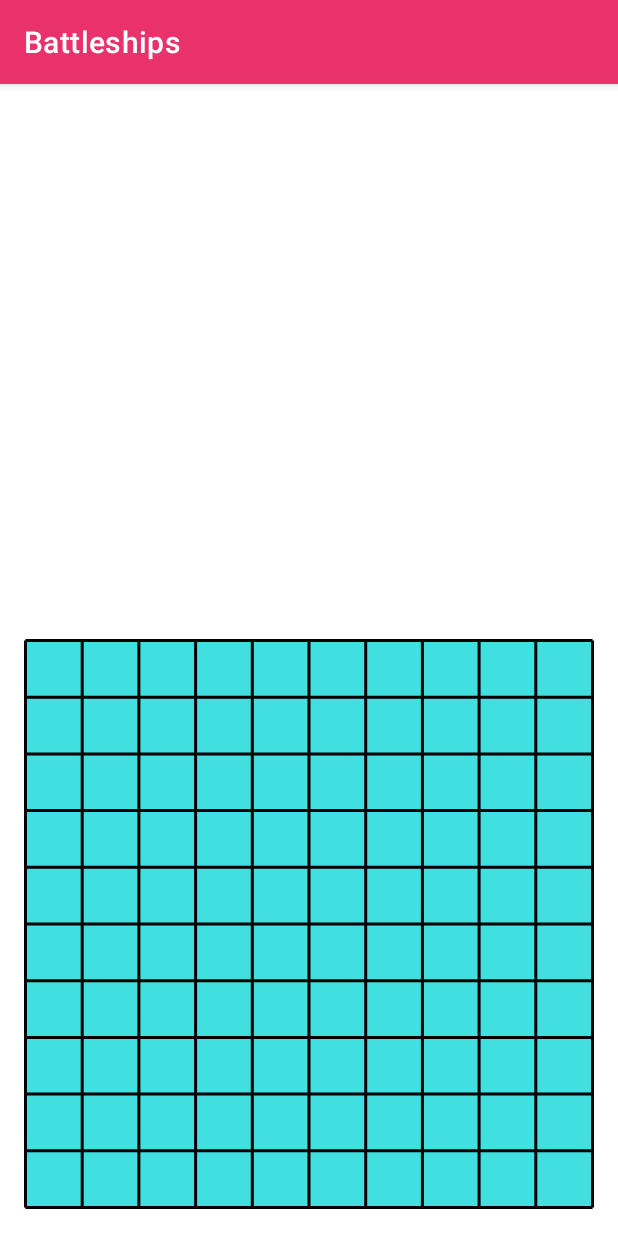
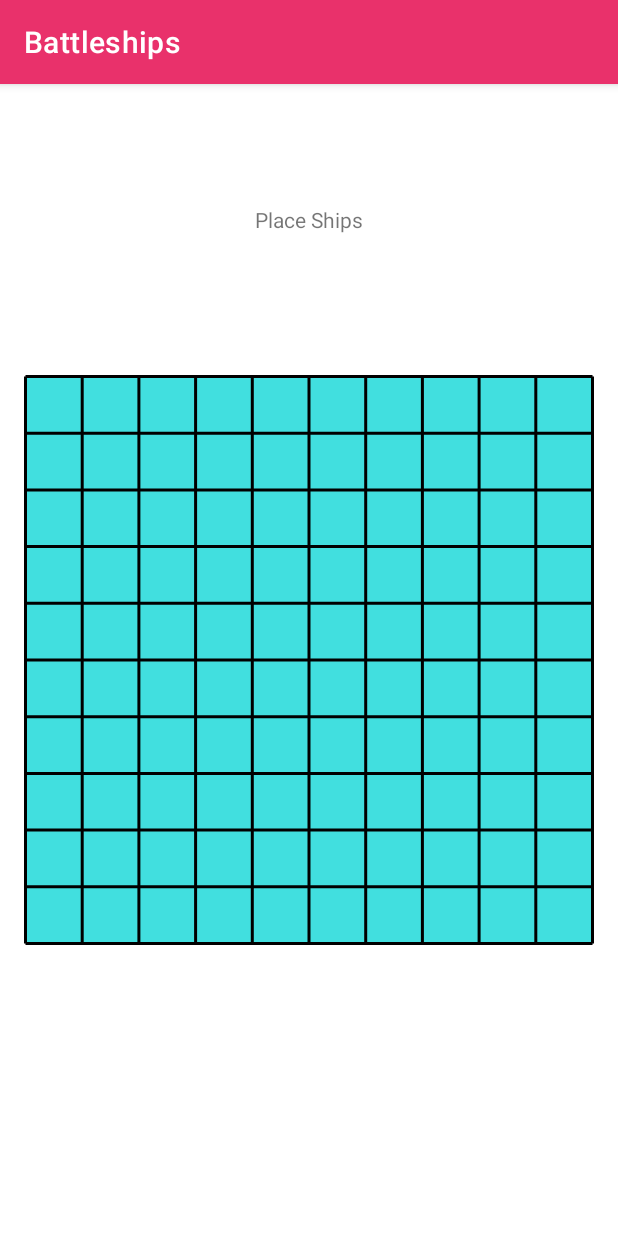
Before and after one commit to CainBurt/AP_Assignment, an Android app: the screen it shows after launch (MainActivity), on a phone screen of 412 x 824 dp. Run offline under Robolectric (Android 15) with nearby library versions, the phone set to English and light mode, and no system bars.

Commit message:
ship placement is partly working

```diff
--- a/app/src/main/java/uk/ac/bournemouth/ap/battleships/GridView.kt
+++ b/app/src/main/java/uk/ac/bournemouth/ap/battleships/GridView.kt
@@ -117,7 +117,6 @@ class GridView : GridViewBase {
     override fun onDraw(canvas: Canvas) {
         drawGrid(canvas)
 
-
         // TODO: consider storing these as member variables to reduce
         // allocations per draw cycle.
         val paddingLeft = paddingLeft
@@ -142,6 +141,7 @@ class GridView : GridViewBase {
                     paddingLeft + contentWidth, paddingTop + contentHeight)
             it.draw(canvas)
         }
+
     }
 
 
--- a/app/src/main/java/uk/ac/bournemouth/ap/battleships/GridViewBase.kt
+++ b/app/src/main/java/uk/ac/bournemouth/ap/battleships/GridViewBase.kt
@@ -32,9 +32,9 @@ abstract class GridViewBase : View {
     abstract val colCount: Int
     abstract val rowCount: Int
 
-    private var cellWidth = 0f
-    private var offsetLeft = 0f
-    private var offsetTop = 0f
+    var cellWidth = 0f
+    var offsetLeft = 0f
+    var offsetTop = 0f
 
 
     //paints
--- /dev/null
+++ b/app/src/main/java/uk/ac/bournemouth/ap/battleships/PlaceShipView.kt
@@ -0,0 +1,119 @@
+package uk.ac.bournemouth.ap.battleships
+
+import android.content.Context
+import android.graphics.Canvas
+import android.graphics.Color
+import android.graphics.Paint
+import android.graphics.drawable.Drawable
+import android.text.TextPaint
+import android.util.AttributeSet
+import android.util.Log
+import android.view.GestureDetector
+import android.view.MotionEvent
+import android.view.View
+import androidx.core.content.withStyledAttributes
+import androidx.core.view.GestureDetectorCompat
+import org.example.student.battleshipgame.StudentShip
+
+/**
+ * TODO: document your custom view class.
+ */
+class PlaceShipView : GridViewBase {
+
+    override val colCount: Int get() = 10
+    override val rowCount: Int get() = 10
+
+    var row = 0f
+    var column = 0f
+
+    private val _shipList = mutableListOf<StudentShip>()
+    private val shipList : List<StudentShip> get() = _shipList
+
+    constructor(context: Context) : super(context) {
+        init(null, 0)
+    }
+
+    constructor(context: Context, attrs: AttributeSet) : super(context, attrs) {
+        init(attrs, 0)
+    }
+
+    constructor(context: Context, attrs: AttributeSet, defStyle: Int) : super(context, attrs, defStyle) {
+        init(attrs, defStyle)
+    }
+
+    private fun init(attrs: AttributeSet?, defStyle: Int) {
+
+    }
+
+    private fun invalidateTextPaintAndMeasurements() {
+        requestLayout()
+    }
+
+
+    override fun onDraw(canvas: Canvas) {
+        drawGrid(canvas)
+        drawShips(canvas)
+
+    }
+
+    private val shipPaint = Paint().apply {
+        style = Paint.Style.FILL
+        color = Color.LTGRAY
+    }
+
+    private fun drawShips(canvas: Canvas){
+        val gridLeft = offsetLeft+paddingLeft
+        val gridTop = offsetTop+paddingTop
+        val shipMargins = cellWidth*0.1f
+
+        for(ship in shipList){
+            val shipLeft = ship.left *cellWidth + gridLeft + shipMargins
+            val shipTop = ship.top * cellWidth + gridTop + shipMargins
+            val shipRight = (ship.right+1) * cellWidth + gridLeft - shipMargins
+            val shipBottom = (ship.bottom+1)* cellWidth + gridTop - shipMargins
+            canvas.drawRect(shipLeft, shipTop, shipRight, shipBottom, shipPaint)
+        }
+        invalidate()
+    }
+
+
+    private val myGestureDetector = GestureDetectorCompat(context, MyGestureListener())
+
+    override fun onTouchEvent(event: MotionEvent): Boolean {
+        return myGestureDetector.onTouchEvent(event) || super.onTouchEvent(event)
+    }
+
+    private inner class MyGestureListener: GestureDetector.SimpleOnGestureListener() {
+
+        override fun onDown(ev: MotionEvent): Boolean {
+            return true
+        }
+
+        override fun onSingleTapConfirmed(ev: MotionEvent): Boolean {
+            row = ev.x / 100
+            column = ev.y / 100
+            val newShip = StudentShip(column.toInt(), row.toInt(), column.toInt()+3, row.toInt())
+            _shipList.add(newShip)
+            Log.d(LOGTAG, "ST row=$row , column=$column")
+            return true
+        }
+
+        override fun onDoubleTap(ev: MotionEvent): Boolean {
+            row = ev.x / 100
+            column = ev.y / 100
+            val newShip = StudentShip(column.toInt(), row.toInt(), column.toInt(), row.toInt()+3)
+            _shipList.add(newShip)
+            Log.d(LOGTAG, " DT row=$row , column=$column")
+            return true
+        }
+
+
+    }      // End of myGestureListener class
+
+
+    companion object {         // declare a constant (must be in the companion)
+        const val LOGTAG = "DetectColumnsandRows"
+    }
+
+
+}
--- a/app/src/main/res/layout/activity_main.xml
+++ b/app/src/main/res/layout/activity_main.xml
@@ -6,22 +6,35 @@
     android:layout_height="match_parent"
     tools:context=".MainActivity">
 
-    <uk.ac.bournemouth.ap.battleships.GridView
+    <uk.ac.bournemouth.ap.battleships.PlaceShipView
         android:id="@+id/gridView"
         android:layout_width="0dp"
         android:layout_height="384dp"
         android:layout_marginStart="16dp"
         android:layout_marginLeft="16dp"
-        android:layout_marginTop="16dp"
         android:layout_marginEnd="16dp"
         android:layout_marginRight="16dp"
         android:layout_marginBottom="16dp"
-        app:exampleColor="@color/colorPrimary"
-        app:exampleString="Hello World"
         app:layout_constraintBottom_toBottomOf="parent"
         app:layout_constraintEnd_toEndOf="parent"
         app:layout_constraintHorizontal_bias="0.0"
         app:layout_constraintStart_toStartOf="parent"
         app:layout_constraintTop_toTopOf="parent"
-        app:layout_constraintVertical_bias="1.0" />
+        app:layout_constraintVertical_bias="0.522" />
+
+    <TextView
+        android:id="@+id/textView"
+        android:layout_width="wrap_content"
+        android:layout_height="wrap_content"
+        android:layout_marginStart="16dp"
+        android:layout_marginLeft="16dp"
+        android:layout_marginTop="71dp"
+        android:layout_marginEnd="16dp"
+        android:layout_marginRight="16dp"
+        android:layout_marginBottom="83dp"
+        android:text="@string/place_ships"
+        app:layout_constraintBottom_toTopOf="@+id/gridView"
+        app:layout_constraintEnd_toEndOf="parent"
+        app:layout_constraintStart_toStartOf="parent"
+        app:layout_constraintTop_toTopOf="parent" />
 </androidx.constraintlayout.widget.ConstraintLayout>
--- a/app/src/main/res/values/strings.xml
+++ b/app/src/main/res/values/strings.xml
@@ -1,3 +1,4 @@
 <resources>
     <string name="app_name">Battleships</string>
+    <string name="place_ships">Place Ships</string>
 </resources>
```
Also changed, not shown: app/src/main/java/uk/ac/bournemouth/ap/battleships/GameView.kt (deleted, +0 -69 lines), app/src/main/res/layout/sample_grid_view.xml (+4 -7 lines).
